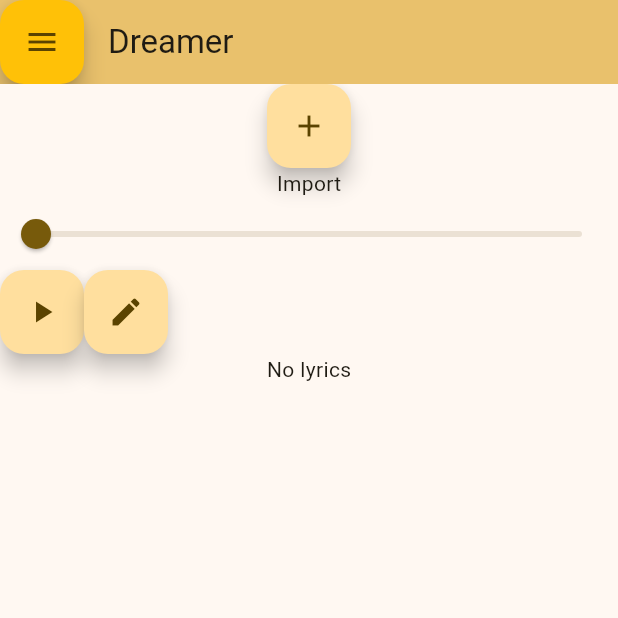
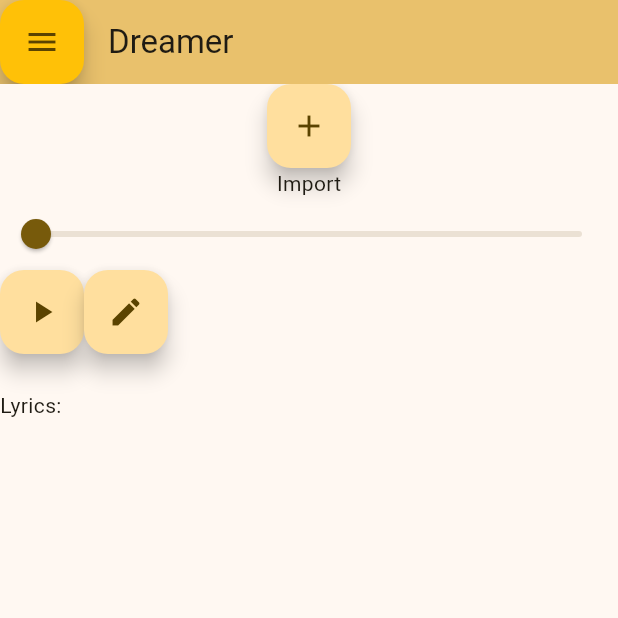
Before and after one commit to judydev/dreamer_playlist, a Flutter app: the screen it shows after launch, after a tap on the "add" icon, on a phone screen of 412 x 824 dp, the top half of it. Run offline on Flutter 3.47's test engine with Material 2 defaults, Android fonts, the light colour scheme and no system bars; our stand-ins replace file_picker.

Commit message:
make lyrics editable through a edit button, fix bottom UI overflow

```diff
--- a/lib/lyrics_view.dart
+++ b/lib/lyrics_view.dart
@@ -2,82 +2,32 @@ import 'package:flutter/material.dart';
 
 class LyricsView extends StatefulWidget {
   final String lyrics;
-
   LyricsView(this.lyrics);
 
   @override
-  LyricsViewState createState() => LyricsViewState();
+  State<LyricsView> createState() => _LyricsViewState();
 }
 
-class LyricsViewState extends State<LyricsView> {
+class _LyricsViewState extends State<LyricsView> {
   String lyrics = "";
+  List<double> timestamps = [];
 
   @override
   void initState() {
     super.initState();
-
     lyrics = widget.lyrics;
   }
 
   @override
   Widget build(BuildContext context) {
-    return lyrics.isNotEmpty
-        ? ListView(
-            children: [
-              for (String line in lyrics.split("\n")) Text(line),
-            ],
-          )
-        : Text("No lyrics");
+    List<String> lines = lyrics.split("\n");
+
+    return ListView(
+      scrollDirection: Axis.vertical,
+      children: [
+        Text("Lyrics:"),
+        for (String line in lines) Text(line),
+      ],
+    );
   }
 }
-
-class ListBuilder extends StatefulWidget {
-  const ListBuilder({
-    super.key,
-    required this.selectedList,
-    required this.isSelectionMode,
-    required this.onSelectionChange,
-  });
-
-  final bool isSelectionMode;
-  final List<bool> selectedList;
-  final Function(bool)? onSelectionChange;
-
-  @override
-  State<ListBuilder> createState() => _ListBuilderState();
-}
-
-class _ListBuilderState extends State<ListBuilder> {
-  void _toggle(int index) {
-    if (widget.isSelectionMode) {
-      setState(() {
-        widget.selectedList[index] = !widget.selectedList[index];
-      });
-    }
-  }
-
-  @override
-  Widget build(BuildContext context) {
-    return ListView.builder(
-        itemCount: widget.selectedList.length,
-        itemBuilder: (_, int index) {
-          return ListTile(
-              onTap: () => _toggle(index),
-              onLongPress: () {
-                if (!widget.isSelectionMode) {
-                  setState(() {
-                    widget.selectedList[index] = true;
-                  });
-                  widget.onSelectionChange!(true);
-                }
-              },
-              trailing: widget.isSelectionMode
-                  ? Checkbox(
-                      value: widget.selectedList[index],
-                      onChanged: (bool? x) => _toggle(index),
-                    )
-                  : const SizedBox.shrink(),
-              title: Text('item $index'));
-        });
-  }
-}
--- a/lib/project_view.dart
+++ b/lib/project_view.dart
@@ -89,6 +89,7 @@ class _ProjectViewState extends State<ProjectView> {
   @override
   Widget build(BuildContext context) {
     return Column(
+      mainAxisSize: MainAxisSize.max,
       mainAxisAlignment: MainAxisAlignment.center,
       children: <Widget>[
         ProjectIconView("Import", _selectFile),
@@ -150,7 +151,10 @@ class _ProjectViewState extends State<ProjectView> {
             )
           ],
         ),
-        isEditing
+        Expanded(
+          child: Container(
+              margin: EdgeInsets.only(top: 24),
+              child: isEditing
             ? TextFormField(
                 onTapOutside: (event) {
                   FocusScope.of(context).unfocus();
@@ -168,9 +172,8 @@ class _ProjectViewState extends State<ProjectView> {
                   });
                 },
               )
-            : Expanded(
-                child: SizedBox(height: 500, child: LyricsView(lyrics)),
-              )
+                  : LyricsView(lyrics)),
+        ),
       ],
     );
   }
```
